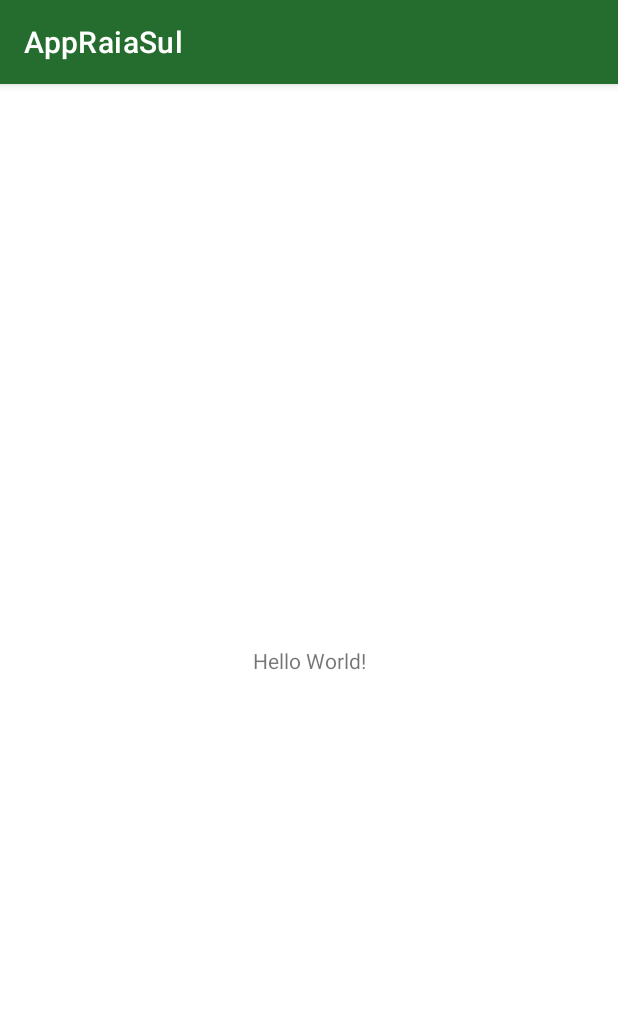
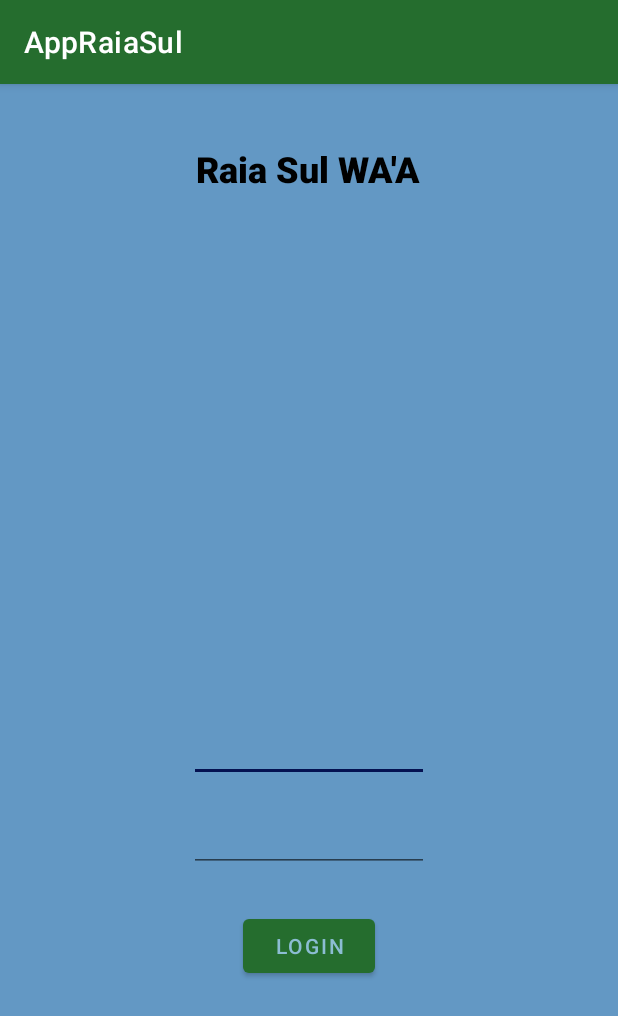
Before and after one commit to arqsrosa/AppRaiaSul, an Android app: the screen it shows after launch (MainActivity), on a phone screen of 412 x 824 dp. Shown: the top 1016 px of the screen. Run offline under Robolectric (Android 15) with nearby library versions, the phone set to English and light mode, and no system bars.

Commit message:
Criando Layout de Entrada
Nessa Parte to criando o Layout do App

```diff
--- a/app/src/main/res/layout/activity_main.xml
+++ b/app/src/main/res/layout/activity_main.xml
@@ -4,15 +4,105 @@
     xmlns:tools="http://schemas.android.com/tools"
     android:layout_width="match_parent"
     android:layout_height="match_parent"
+    android:background="#D94887BA"
     tools:context=".MainActivity">
 
     <TextView
+        android:id="@+id/textView"
         android:layout_width="wrap_content"
         android:layout_height="wrap_content"
-        android:text="Hello World!"
-        app:layout_constraintBottom_toBottomOf="parent"
+        android:layout_marginTop="40dp"
+        android:fontFamily="sans-serif-black"
+        android:text="Raia Sul WA'A"
+        android:textColor="@color/black"
+        android:textSize="24sp"
         app:layout_constraintEnd_toEndOf="parent"
+        app:layout_constraintHorizontal_bias="0.498"
         app:layout_constraintStart_toStartOf="parent"
         app:layout_constraintTop_toTopOf="parent" />
 
+    <androidx.constraintlayout.widget.Guideline
+        android:id="@+id/guideline2"
+        android:layout_width="wrap_content"
+        android:layout_height="wrap_content"
+        android:orientation="vertical"
+        app:layout_constraintGuide_end="49dp" />
+
+    <androidx.constraintlayout.widget.Guideline
+        android:id="@+id/guideline3"
+        android:layout_width="wrap_content"
+        android:layout_height="wrap_content"
+        android:orientation="vertical"
+        app:layout_constraintGuide_begin="39dp" />
+
+    <androidx.constraintlayout.widget.Guideline
+        android:id="@+id/guideline4"
+        android:layout_width="wrap_content"
+        android:layout_height="wrap_content"
+        android:orientation="horizontal"
+        app:layout_constraintGuide_begin="40dp" />
+
+    <androidx.constraintlayout.widget.Guideline
+        android:id="@+id/guideline5"
+        android:layout_width="wrap_content"
+        android:layout_height="wrap_content"
+        android:orientation="horizontal"
+        app:layout_constraintGuide_begin="151dp" />
+
+    <androidx.constraintlayout.widget.Barrier
+        android:id="@+id/barrier2"
+        android:layout_width="wrap_content"
+        android:layout_height="wrap_content"
+        app:barrierDirection="top"
+        tools:layout_editor_absoluteY="731dp" />
+
+    <androidx.constraintlayout.widget.Guideline
+        android:id="@+id/guideline6"
+        android:layout_width="wrap_content"
+        android:layout_height="wrap_content"
+        android:orientation="horizontal"
+        app:layout_constraintGuide_begin="365dp" />
+
+    <androidx.constraintlayout.widget.Guideline
+        android:id="@+id/guideline7"
+        android:layout_width="wrap_content"
+        android:layout_height="wrap_content"
+        android:orientation="horizontal"
+        app:layout_constraintGuide_begin="420dp" />
+
+    <EditText
+        android:id="@+id/editTextTextEmailAddress"
+        android:layout_width="wrap_content"
+        android:layout_height="wrap_content"
+        android:layout_marginTop="5dp"
+        android:ems="10"
+        android:inputType="textEmailAddress"
+        android:textSize="14sp"
+        app:layout_constraintEnd_toEndOf="parent"
+        app:layout_constraintStart_toStartOf="parent"
+        app:layout_constraintTop_toTopOf="@+id/guideline7"
+        tools:text="Email" />
+
+    <EditText
+        android:id="@+id/editTextNumberPassword"
+        android:layout_width="wrap_content"
+        android:layout_height="wrap_content"
+        android:layout_marginTop="20dp"
+        android:ems="10"
+        android:inputType="numberPassword"
+        android:textSize="14sp"
+        app:layout_constraintStart_toStartOf="@+id/editTextTextEmailAddress"
+        app:layout_constraintTop_toBottomOf="@+id/editTextTextEmailAddress"
+        tools:text="Senha" />
+
+    <Button
+        android:id="@+id/button"
+        android:layout_width="wrap_content"
+        android:layout_height="wrap_content"
+        android:layout_marginStart="36dp"
+        android:layout_marginTop="25dp"
+        android:text="Login"
+        app:layout_constraintStart_toStartOf="@+id/editTextNumberPassword"
+        app:layout_constraintTop_toBottomOf="@+id/editTextNumberPassword" />
+
 </androidx.constraintlayout.widget.ConstraintLayout>
```
